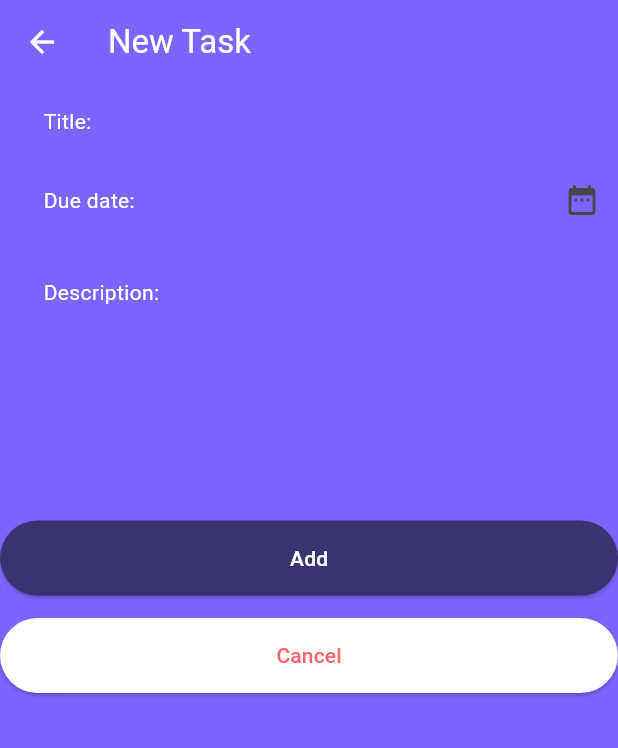
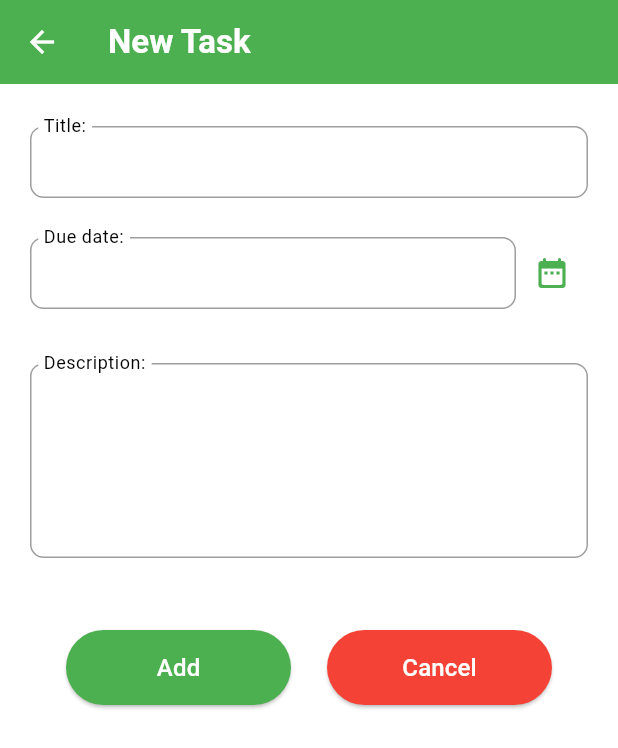
Before and after one commit to Quoocshi/To-do-list, a Flutter app: the screen it shows after launch, after a tap on the "add" icon, on a phone screen of 412 x 824 dp. Shown: the top 748 px of the screen. Run offline on Flutter 3.47's test engine with Material 3 defaults, Android fonts, the phone set to English and light mode, and no system bars; our stand-ins replace get, hive, hive_flutter; accounts and stored records are empty.

Commit message:
Update UI

```diff
--- a/lib/Screens/mainscreen.dart
+++ b/lib/Screens/mainscreen.dart
@@ -9,37 +9,31 @@ class MainScreen extends StatelessWidget {
   MainScreen({super.key});
   final TaskController taskcontroller = Get.put(TaskController());
 
-  //final TaskController taskController1 = Get.find<TaskController>();
-
   @override
   Widget build(BuildContext context) {
     return Scaffold(
-      extendBodyBehindAppBar: true,
       appBar: AppBar(
         title: const Text(
-          'To Do',
+          'To-Do List',
           style: TextStyle(
-            color: Color(0xFFE5E5E7),
+            color: Colors.white,
+            fontSize: 22,
+            fontWeight: FontWeight.bold,
           ),
         ),
-        backgroundColor: Colors.transparent,
+        centerTitle: true,
+        backgroundColor: Colors.green,
+        elevation: 5,
       ),
       body: Container(
+        padding: const EdgeInsets.all(16.0),
         decoration: const BoxDecoration(
-          gradient: LinearGradient(
-            colors: [
-              Color(0xFF2A2A2E),
-              Color(0xFF1F1338),
-              Color(0xFF000000),
-            ],
-            stops: [0.18, 0.45, 0.85],
-            begin: Alignment.topCenter,
-            end: Alignment.bottomCenter,
-          ),
+          color: Colors.white,
         ),
         child: Obx(
-          () => ListView.builder(
+          () => ListView.separated(
             itemCount: taskcontroller.tasklist.length,
+            separatorBuilder: (_, __) => const SizedBox(height: 12),
             itemBuilder: (context, index) {
               var task = taskcontroller.tasklist[index];
               return Taskbox(
@@ -61,9 +55,9 @@ class MainScreen extends StatelessWidget {
         ),
       ),
       floatingActionButton: FloatingActionButton(
-        backgroundColor: const Color(0xFF7E64FF),
-        foregroundColor: const Color(0xFFFFFFFF),
-        child: const Icon(Icons.add),
+        backgroundColor: Colors.green,
+        foregroundColor: Colors.white,
+        child: const Icon(Icons.add, size: 30),
         onPressed: () => Navigator.push(
           context,
           MaterialPageRoute(
--- a/lib/Screens/taskscreen.dart
+++ b/lib/Screens/taskscreen.dart
@@ -13,11 +13,10 @@ class NewTask extends StatefulWidget {
 
 class _NewTaskState extends State<NewTask> {
   //normal controller
-  final dynamic tasknameController = TextEditingController();
-
-  final dynamic taskdescriptionController = TextEditingController();
-
-  final dynamic taskdueController = TextEditingController();
+  final TextEditingController tasknameController = TextEditingController();
+  final TextEditingController taskdescriptionController =
+      TextEditingController();
+  final TextEditingController taskdueController = TextEditingController();
 
   //getx controller
   final TaskController taskController = Get.find<TaskController>();
@@ -29,13 +28,14 @@ class _NewTaskState extends State<NewTask> {
   Widget build(BuildContext context) {
     Todo temp;
     return Scaffold(
-        extendBodyBehindAppBar: true,
+        resizeToAvoidBottomInset: false,
         appBar: AppBar(
-          backgroundColor: Colors.transparent,
+          backgroundColor: Colors.green,
           title: const Text(
             'New Task',
             style: TextStyle(
               color: Colors.white,
+              fontWeight: FontWeight.bold,
             ),
           ),
           leading: IconButton(
@@ -48,35 +48,24 @@ class _NewTaskState extends State<NewTask> {
           ),
         ),
         body: Container(
-          color: const Color(0xFF7E64FF),
-          // decoration: const BoxDecoration(
-          //   gradient: LinearGradient(
-          //     colors: [
-          //       Color(0xFF2A2A2E),
-          //       Color(0xFF1F1338),
-          //       Color(0xFF000000),
-          //     ],
-          //     stops: [0.18, 0.45, 0.85],
-          //     begin: Alignment.topCenter,
-          //     end: Alignment.bottomCenter,
-          //   ),
-          // ),
-          child: ListView(
+          color: Colors.white,
+          padding: const EdgeInsets.all(20.0),
+          child: Column(
+            crossAxisAlignment: CrossAxisAlignment.start,
             children: [
-              //const SizedBox(height: 5),
               TheTextField(
                 controller: tasknameController,
-                labelText: 'Title: ',
+                labelText: 'Title:',
                 size: 5,
                 maxline: 1,
               ),
-              const SizedBox(height: 5),
+              const SizedBox(height: 10),
               Row(
                 children: [
                   Expanded(
                     child: TheTextField(
                       controller: taskdueController,
-                      labelText: 'Due date: ',
+                      labelText: 'Due date:',
                       size: 5,
                       maxline: 1,
                     ),
@@ -95,17 +84,21 @@ class _NewTaskState extends State<NewTask> {
                           });
                         }
                       },
-                      icon: const Icon(Icons.date_range_rounded))
+                      icon: const Icon(Icons.date_range_rounded,
+                          color: Colors.green))
                 ],
               ),
               const SizedBox(height: 20),
               TheTextField(
                 controller: taskdescriptionController,
-                labelText: 'Description: ',
+                labelText: 'Description:',
                 size: 5,
                 maxline: 5,
               ),
               const SizedBox(height: 40),
+              Row(
+                mainAxisAlignment: MainAxisAlignment.spaceEvenly,
+                children: [
                   ElevatedButton(
                     onPressed: () => {
                       //temp variable
@@ -123,28 +116,29 @@ class _NewTaskState extends State<NewTask> {
                       Navigator.pop(context),
                     },
                     style: ElevatedButton.styleFrom(
-                  backgroundColor: const Color(0xFF3A3372),
+                      backgroundColor: Colors.green,
                       foregroundColor: Colors.white,
                       shape: RoundedRectangleBorder(
                         borderRadius: BorderRadius.circular(70),
                       ),
-                  minimumSize: const Size(20, 50),
+                      minimumSize: const Size(150, 50),
                     ),
-                child: const Text('Add'),
+                    child: const Text('Add', style: TextStyle(fontSize: 16)),
                   ),
-              const SizedBox(height: 15),
                   ElevatedButton(
                     //go back to mainscreen on tap
                     onPressed: () => Navigator.pop(context),
                     style: ElevatedButton.styleFrom(
-                  backgroundColor: Colors.white,
-                  foregroundColor: const Color(0xFFFF636C),
+                      backgroundColor: Colors.red,
+                      foregroundColor: Colors.white,
                       shape: RoundedRectangleBorder(
                         borderRadius: BorderRadius.circular(70),
                       ),
-                  fixedSize: const Size(20, 50),
+                      minimumSize: const Size(150, 50),
                     ),
-                child: const Text('Cancel'),
+                    child: const Text('Cancel', style: TextStyle(fontSize: 16)),
+                  ),
+                ],
               ),
             ],
           ),
--- a/lib/controller/controller.dart
+++ b/lib/controller/controller.dart
@@ -17,9 +17,6 @@ class TaskController extends GetxController {
     tasklist.value = box.values.toList().cast<Todo>();
   }
 
-// Khi thực hiện phương thức nào đó, phải thức hiện cho cả tasklist và box
-// vì tasklist giúp hiển thị ngay lập tức khi thực hiện thao tác
-// còn box giúp lưu trữ dữ liệu sau khi tắt app
   void addTask(Todo task) {
     if (task.taskName!.isNotEmpty) {
       box.put(task.id, task);
@@ -33,9 +30,6 @@ class TaskController extends GetxController {
     tasklist.removeAt(index);
   }
 
-  //lỗi khi thay đổi trạng thái
-  //task sẽ tạo thêm task mới với trạng thái mới
-  //đồng thời không thể xóa task đó(đã fix)
   void change(bool? p0, int index) {
     var task = tasklist[index];
     task.completeCheck = p0 ?? false;
--- a/lib/widgets/textField.dart
+++ b/lib/widgets/textField.dart
@@ -1,10 +1,11 @@
 import 'package:flutter/material.dart';
 
 class TheTextField extends StatelessWidget {
-  final dynamic controller;
+  final TextEditingController controller;
   final String labelText;
   final double size;
   final int maxline;
+
   const TheTextField({
     super.key,
     required this.controller,
@@ -16,23 +17,30 @@ class TheTextField extends StatelessWidget {
   @override
   Widget build(BuildContext context) {
     return Padding(
-      padding: const EdgeInsets.symmetric(horizontal: 20),
+      padding: const EdgeInsets.symmetric(vertical: 8),
       child: TextFormField(
         maxLines: maxline,
         controller: controller,
-        style: const TextStyle(color: Colors.white),
+        style: const TextStyle(color: Colors.black),
         decoration: InputDecoration(
-          prefixText: labelText,
-          prefixStyle: const TextStyle(color: Colors.white),
-
+          labelText: labelText,
+          labelStyle: const TextStyle(color: Colors.black),
           contentPadding: EdgeInsets.all(size),
           floatingLabelBehavior: FloatingLabelBehavior.always,
           filled: true,
-          fillColor: const Color(0xFF7E64FF),
-          border: InputBorder.none,
-          // border: OutlineInputBorder(
-          //   borderRadius: BorderRadius.circular(9),
-          // )
+          fillColor: Colors.white,
+          border: OutlineInputBorder(
+            borderRadius: BorderRadius.circular(9),
+            borderSide: const BorderSide(color: Colors.grey),
+          ),
+          enabledBorder: OutlineInputBorder(
+            borderRadius: BorderRadius.circular(9),
+            borderSide: const BorderSide(color: Colors.grey),
+          ),
+          focusedBorder: OutlineInputBorder(
+            borderRadius: BorderRadius.circular(9),
+            borderSide: const BorderSide(color: Colors.blue),
+          ),
         ),
       ),
     );
```
Also changed, not shown: lib/Screens/info.dart (+65 -37 lines), lib/widgets/taskbox.dart (+26 -34 lines). Lines whose indentation alone changed are shown as unchanged.
